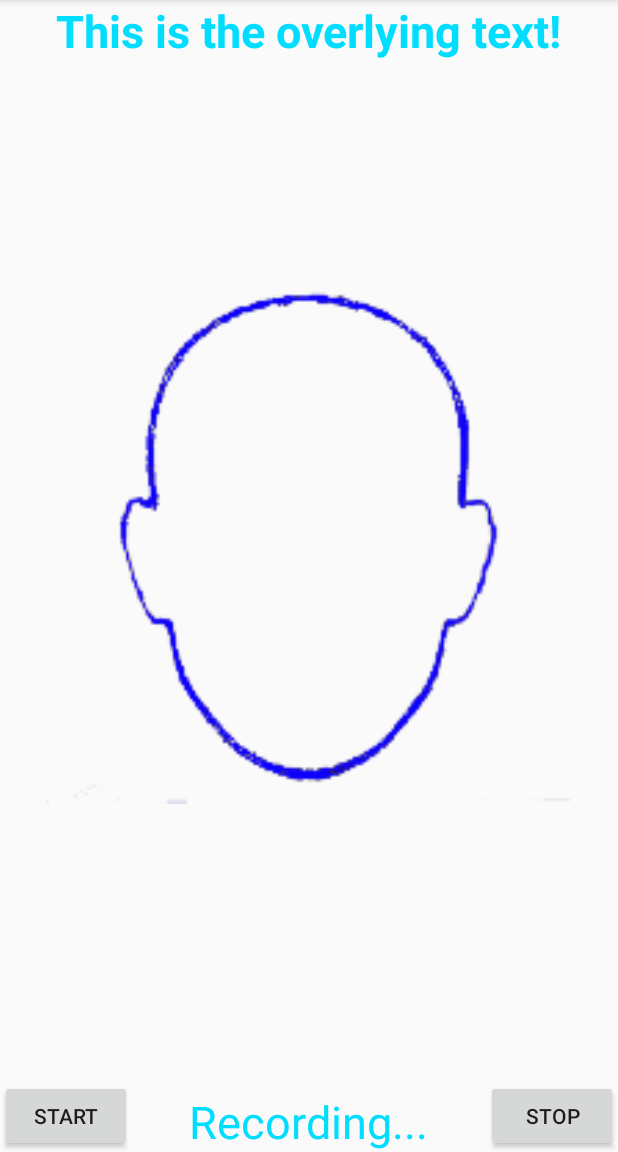
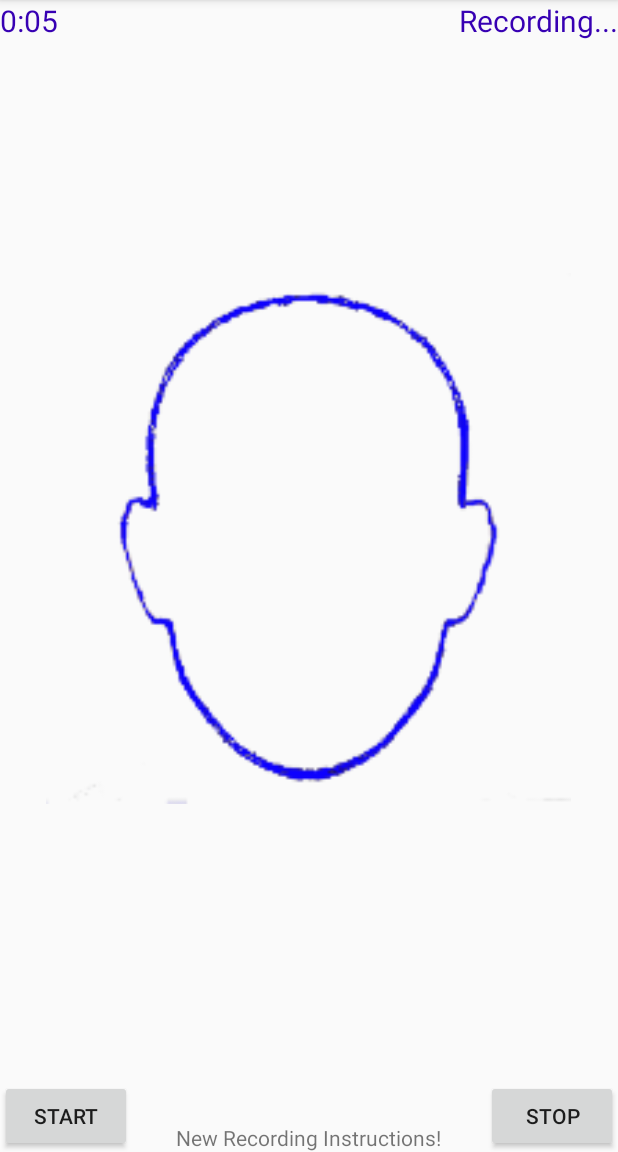
Before and after one commit to naraic/CS4098-TB_VOT-G7, an Android app: the CameraActivity screen opened directly, with no data from a screen before it, after a tap on "START", on a phone screen of 412 x 824 dp, the part 84-1236 px from its top. Run offline under Robolectric (Android 15) with nearby library versions, the phone set to English and light mode, and no system bars; 10 statements that could not run were skipped.

Commit message:
Some template overlying instructions added including countdown timer

```diff
--- a/AndroidDevelopment/OnlineTutorial/app/src/main/java/com/example/onlinetutorial/CameraActivity.java
+++ b/AndroidDevelopment/OnlineTutorial/app/src/main/java/com/example/onlinetutorial/CameraActivity.java
@@ -4,6 +4,7 @@ import android.content.Intent;
 import android.hardware.Camera;
 import android.media.CamcorderProfile;
 import android.media.MediaRecorder;
+import android.os.CountDownTimer;
 import android.os.Environment;
 import android.support.v7.app.AppCompatActivity;
 import android.os.Bundle;
@@ -17,7 +18,6 @@ import java.io.File;
 import java.io.FileNotFoundException;
 import java.io.FileOutputStream;
 import java.io.IOException;
-import java.sql.Timestamp;
 import java.text.SimpleDateFormat;
 import java.util.Date;
 
@@ -26,20 +26,27 @@ public class CameraActivity extends AppCompatActivity {
     private Camera mCamera;
     private CameraPreview mPreview;
     private MediaRecorder mediaRecorder;
-    private Button stop_button;
     private boolean isRecording = false;
     public static final int MEDIA_TYPE_IMAGE = 1;
     public static final int MEDIA_TYPE_VIDEO = 2;
-    private static final String TAG = "MainActivity";
+    private static final String TAG = "CameraActivity";
+
+    // Timer Setup
+    private TextView countdownText;
+    private CountDownTimer countDownTimer;
+    private long timeLeftInMilliseconds = 5000; // 5 Seconds
 
     @Override
     protected void onCreate(Bundle savedInstanceState) {
         super.onCreate(savedInstanceState);
         setContentView(R.layout.activity_camera);
+
         mCamera = getCameraInstance();
         mPreview = new CameraPreview(this, mCamera);
         FrameLayout preview = (FrameLayout) findViewById(R.id.camera_preview);
         preview.addView(mPreview);
+
+        countdownText = findViewById(R.id.countdownText);
     }
 
     public static Camera getCameraInstance(){
@@ -161,8 +168,13 @@ public class CameraActivity extends AppCompatActivity {
     /*** Start Recording - Called when button_start is pressed. ***/
     public void startRecording(View v){
         TextView recording = (TextView)findViewById(R.id.recroding_text);
+        TextView recording_instructions = (TextView) findViewById(R.id.recording_instructions);
+
         if (isRecording == false){
+            startTimer();
             recording.setVisibility(View.VISIBLE);
+            recording_instructions.setText("New Recording Instructions!");
+
             if (prepareVideoRecorder()) {
                 mediaRecorder.start();
                 isRecording = true;
@@ -178,7 +190,14 @@ public class CameraActivity extends AppCompatActivity {
 
     /*** Stop Recording - Called when button_stop is pressed. ***/
     public void stopRecording(View v){
+        TextView recording = (TextView)findViewById(R.id.recroding_text);
+        TextView recording_instructions = (TextView) findViewById(R.id.recording_instructions);
+
         if (isRecording == true){
+            stopTimer();
+            recording.setVisibility(View.INVISIBLE);
+            recording_instructions.setText("Recording Instructions");
+
             mediaRecorder.stop();
             releaseMediaRecorder();
             mCamera.stopPreview();
@@ -192,6 +211,41 @@ public class CameraActivity extends AppCompatActivity {
         else {
             // TODO: Inform user that the camera has not started recording yet.
         }
+    }
+
+    /*** Function for starting the countdown timer ***/
+    public void startTimer(){
+        countDownTimer = new CountDownTimer(timeLeftInMilliseconds, 1000) {
+            @Override
+            public void onTick(long l) {
+                timeLeftInMilliseconds = l;
+                updateTimer();
+            }
+
+            @Override
+            public void onFinish() {
+
+            }
+        }.start();
+    }
+
+    /*** Function for stopping the countdown timer ***/
+    public void stopTimer(){
+        countDownTimer.cancel();
+    }
+
+    /*** Function for updating the countdown timer text ***/
+    public void updateTimer(){
+        int minutes = (int) timeLeftInMilliseconds / 60000;
+        int seconds = (int) timeLeftInMilliseconds % 60000 / 1000;
+
+        String timeLeftText;
+        timeLeftText = "" + minutes;
+        timeLeftText += ":";
+        if (seconds < 10) timeLeftText += "0";
+        timeLeftText += seconds;
+
+        countdownText.setText(timeLeftText);
     }
 
     /*** Create a File for saving an image or video ***/
--- a/AndroidDevelopment/OnlineTutorial/app/src/main/res/layout/activity_camera.xml
+++ b/AndroidDevelopment/OnlineTutorial/app/src/main/res/layout/activity_camera.xml
@@ -32,24 +32,13 @@
         android:text="Start" />
 
     <TextView
-        android:id="@+id/overlying_text"
-        android:layout_width="wrap_content"
-        android:layout_height="wrap_content"
-        android:text="This is the overlying text!"
-        android:layout_centerHorizontal="true"
-        android:textColor="@android:color/holo_blue_bright"
-        android:textSize="30sp"
-        android:textStyle="bold" />
-
-    <TextView
         android:id="@+id/recroding_text"
         android:layout_width="wrap_content"
         android:layout_height="wrap_content"
-        android:layout_alignParentBottom="true"
-        android:layout_centerHorizontal="true"
+        android:layout_alignParentRight="true"
         android:text="Recording..."
-        android:textColor="@android:color/holo_blue_bright"
-        android:textSize="30sp"
+        android:textColor="@color/design_default_color_primary_dark"
+        android:textSize="20sp"
         android:visibility="invisible" />
 
     <ImageView
@@ -63,4 +52,22 @@
         android:layout_marginBottom="91dp"
         app:srcCompat="@drawable/face_temp" />
 
+    <TextView
+        android:id="@+id/recording_instructions"
+        android:layout_width="wrap_content"
+        android:layout_height="wrap_content"
+        android:layout_centerHorizontal="true"
+        android:layout_alignParentBottom="true"
+        android:visibility="visible"
+        android:text="Recording Instructions" />
+
+    <TextView
+        android:id="@+id/countdownText"
+        android:layout_width="wrap_content"
+        android:layout_height="wrap_content"
+        android:textColor="@color/design_default_color_primary_dark"
+        android:textSize="20sp"
+        android:visibility="visible"
+        android:text="0:05" />
+
 </RelativeLayout>
```
